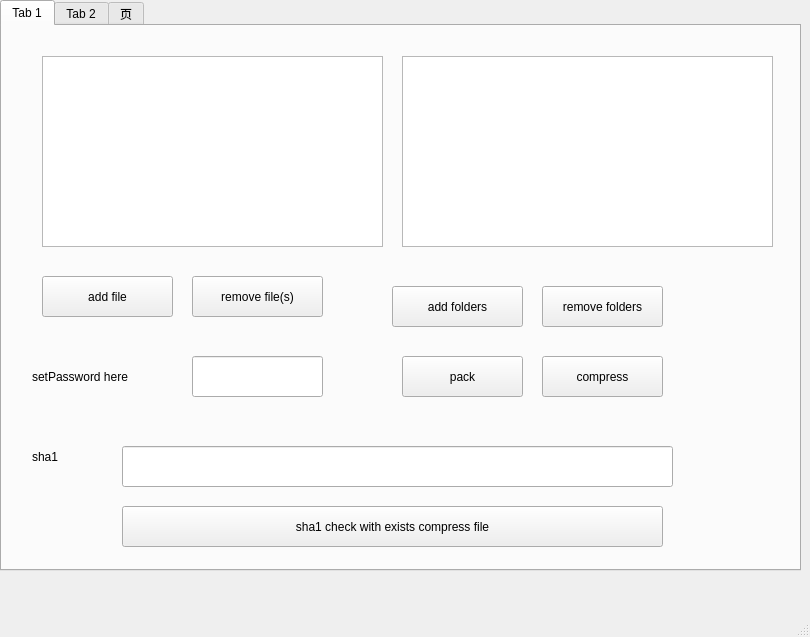
This is mainwindow.ui in stupidodie/FileExp as Qt 5 draws it before an edit. The edited form follows.
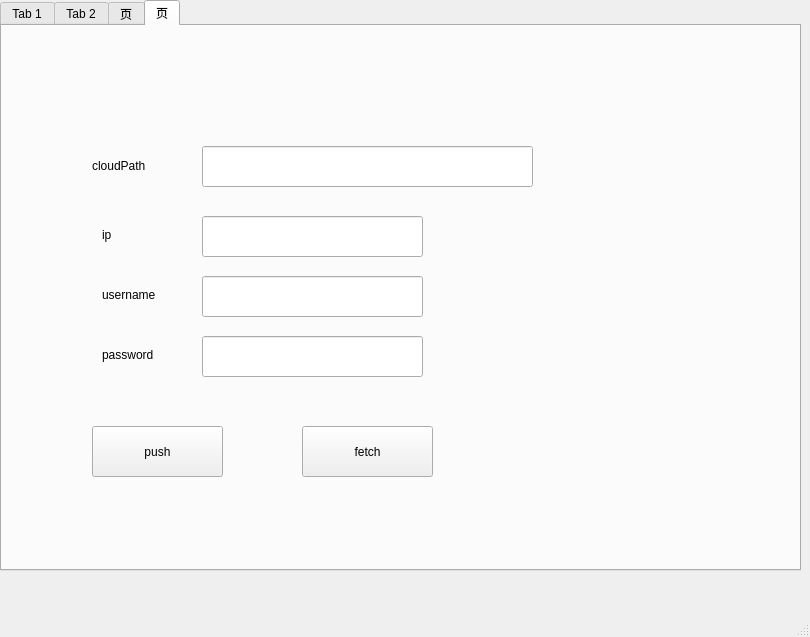
This is the edited form.

Commit message: Add cloud disk Sync feature

Diff of the .ui file:
```diff
--- a/mainwindow.ui
+++ b/mainwindow.ui
@@ -24,7 +24,7 @@
      </rect>
     </property>
     <property name="currentIndex">
-     <number>0</number>
+     <number>3</number>
     </property>
     <widget class="QWidget" name="coppressTab">
      <attribute name="title">
@@ -342,6 +342,132 @@
       </property>
      </widget>
     </widget>
+    <widget class="QWidget" name="tab_2">
+     <attribute name="title">
+      <string>页</string>
+     </attribute>
+     <widget class="QLineEdit" name="cloudFilePath">
+      <property name="geometry">
+       <rect>
+        <x>200</x>
+        <y>120</y>
+        <width>331</width>
+        <height>41</height>
+       </rect>
+      </property>
+      <property name="text">
+       <string/>
+      </property>
+     </widget>
+     <widget class="QLineEdit" name="ipEdit">
+      <property name="geometry">
+       <rect>
+        <x>200</x>
+        <y>190</y>
+        <width>221</width>
+        <height>41</height>
+       </rect>
+      </property>
+     </widget>
+     <widget class="QLineEdit" name="userNameEdit">
+      <property name="geometry">
+       <rect>
+        <x>200</x>
+        <y>250</y>
+        <width>221</width>
+        <height>41</height>
+       </rect>
+      </property>
+     </widget>
+     <widget class="QLineEdit" name="userPasswordEdit">
+      <property name="geometry">
+       <rect>
+        <x>200</x>
+        <y>310</y>
+        <width>221</width>
+        <height>41</height>
+       </rect>
+      </property>
+     </widget>
+     <widget class="QPushButton" name="pushToCloudBtn">
+      <property name="geometry">
+       <rect>
+        <x>90</x>
+        <y>400</y>
+        <width>131</width>
+        <height>51</height>
+       </rect>
+      </property>
+      <property name="text">
+       <string>push</string>
+      </property>
+     </widget>
+     <widget class="QPushButton" name="fetchFromCloudBtn">
+      <property name="geometry">
+       <rect>
+        <x>300</x>
+        <y>400</y>
+        <width>131</width>
+        <height>51</height>
+       </rect>
+      </property>
+      <property name="text">
+       <string>fetch</string>
+      </property>
+     </widget>
+     <widget class="QLabel" name="label_5">
+      <property name="geometry">
+       <rect>
+        <x>100</x>
+        <y>200</y>
+        <width>55</width>
+        <height>18</height>
+       </rect>
+      </property>
+      <property name="text">
+       <string>ip</string>
+      </property>
+     </widget>
+     <widget class="QLabel" name="label_6">
+      <property name="geometry">
+       <rect>
+        <x>100</x>
+        <y>260</y>
+        <width>55</width>
+        <height>18</height>
+       </rect>
+      </property>
+      <property name="text">
+       <string>username</string>
+      </property>
+     </widget>
+     <widget class="QLabel" name="label_7">
+      <property name="geometry">
+       <rect>
+        <x>100</x>
+        <y>320</y>
+        <width>55</width>
+        <height>18</height>
+       </rect>
+      </property>
+      <property name="text">
+       <string>password</string>
+      </property>
+     </widget>
+     <widget class="QLabel" name="label_8">
+      <property name="geometry">
+       <rect>
+        <x>90</x>
+        <y>130</y>
+        <width>71</width>
+        <height>20</height>
+       </rect>
+      </property>
+      <property name="text">
+       <string>cloudPath</string>
+      </property>
+     </widget>
+    </widget>
    </widget>
   </widget>
   <widget class="QMenuBar" name="menubar">
```
The commit also changes 2 other files.
